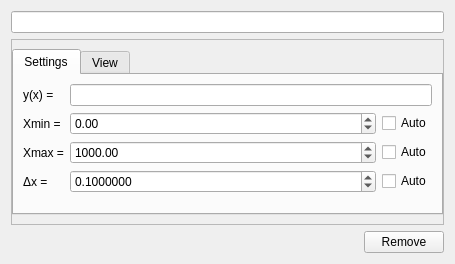
First picture: the form in src/Grafika/Grafika/FunctionSettings.ui, repository LEOn4ik007/Grafika, before the edit.
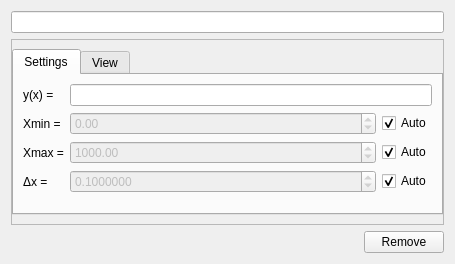
Second picture: the form after the edit. The open tabs and pages were chosen to show the change.

```diff
--- a/src/Grafika/Grafika/FunctionSettings.ui
+++ b/src/Grafika/Grafika/FunctionSettings.ui
@@ -73,6 +73,9 @@
            <layout class="QHBoxLayout" name="horizontalLayout_2">
             <item>
              <widget class="QDoubleSpinBox" name="doubleSpinBoxXMin">
+              <property name="enabled">
+               <bool>false</bool>
+              </property>
               <property name="sizePolicy">
                <sizepolicy hsizetype="Expanding" vsizetype="Fixed">
                 <horstretch>0</horstretch>
@@ -92,9 +95,15 @@
             </item>
             <item>
              <widget class="QCheckBox" name="checkBoxXMinAuto">
+              <property name="enabled">
+               <bool>true</bool>
+              </property>
               <property name="text">
                <string>Auto</string>
               </property>
+              <property name="checked">
+               <bool>true</bool>
+              </property>
              </widget>
             </item>
            </layout>
@@ -110,6 +119,9 @@
            <layout class="QHBoxLayout" name="horizontalLayout_3">
             <item>
              <widget class="QDoubleSpinBox" name="doubleSpinBoxXMax">
+              <property name="enabled">
+               <bool>false</bool>
+              </property>
               <property name="sizePolicy">
                <sizepolicy hsizetype="Expanding" vsizetype="Fixed">
                 <horstretch>0</horstretch>
@@ -129,9 +141,15 @@
             </item>
             <item>
              <widget class="QCheckBox" name="checkBoxXMaxAuto">
+              <property name="enabled">
+               <bool>true</bool>
+              </property>
               <property name="text">
                <string>Auto</string>
               </property>
+              <property name="checked">
+               <bool>true</bool>
+              </property>
              </widget>
             </item>
            </layout>
@@ -147,6 +165,9 @@
            <layout class="QHBoxLayout" name="horizontalLayout_4">
             <item>
              <widget class="QDoubleSpinBox" name="doubleSpinBoxDeltaX">
+              <property name="enabled">
+               <bool>false</bool>
+              </property>
               <property name="sizePolicy">
                <sizepolicy hsizetype="Expanding" vsizetype="Fixed">
                 <horstretch>0</horstretch>
@@ -172,9 +193,15 @@
             </item>
             <item>
              <widget class="QCheckBox" name="checkBoxDeltaXAuto">
+              <property name="enabled">
+               <bool>true</bool>
+              </property>
               <property name="text">
                <string>Auto</string>
               </property>
+              <property name="checked">
+               <bool>true</bool>
+              </property>
              </widget>
             </item>
            </layout>
```
Left out of the diff: 2 changed lines with no effect on the pictures.
